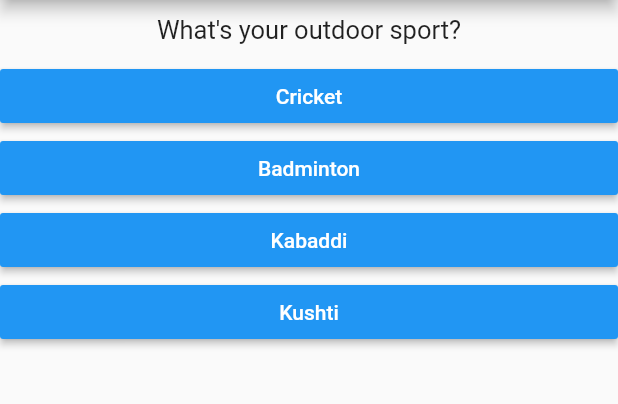
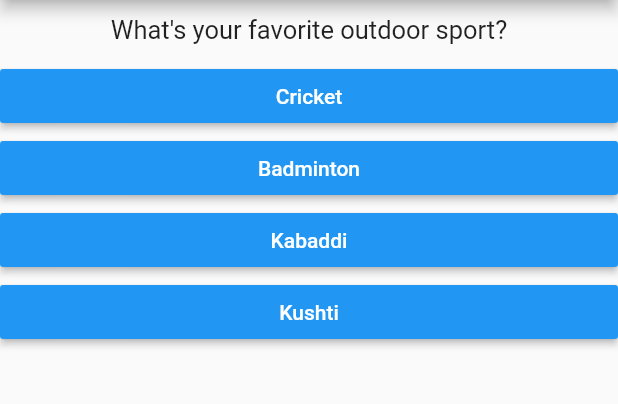
Before and after one commit to HemantSrivastava01/First-app, a Flutter app: the screen it shows after launch, after a tap on "Black", after a tap on "Cat", on a phone screen of 412 x 824 dp, the part 84-488 px from its top. Run offline on Flutter 3.47's test engine with Material 2 defaults, Android fonts, the phone set to English and light mode, and no system bars.

```diff
--- a/lib/main.dart
+++ b/lib/main.dart
@@ -15,17 +15,7 @@ class MyApp extends StatefulWidget {
 }
 
 class MyAppState extends State<MyApp> {
-  var questionIndex = 0;
-  void answerQuestion() {
-    setState(() {
-      questionIndex = questionIndex + 1;
-    });
-    print(questionIndex);
-  }
-
-  @override
-  Widget build(BuildContext context) {
-    var questions = [
+  final questions = const [
     {
       'questionText': 'What\'s your favorite color?',
       'answers': ['Black', 'Red', 'Green', 'Pink'],
@@ -35,23 +25,42 @@ class MyAppState extends State<MyApp> {
       'answers': ['Dog', 'Cat', 'Cow', 'Zebra'],
     },
     {
-        'questionText': 'What\'s your outdoor sport?',
+      'questionText': 'What\'s your favorite outdoor sport?',
       'answers': ['Cricket', 'Badminton', 'Kabaddi', 'Kushti'],
     },
   ];
+  var questionIndex = 0;
+  void answerQuestion() {
+    if (questionIndex < questions.length) {
+      print("we have more questions!");
+    } else {
+      print("No more questions!");
+    }
+    setState(() {
+      questionIndex = questionIndex + 1;
+    });
+    print(questionIndex);
+  }
+
+  @override
+  Widget build(BuildContext context) {
     return MaterialApp(
       home: Scaffold(
         appBar: AppBar(
           title: Text('My first App'),
         ),
-        body: Column(
-          children: <Widget>[
+        body: questionIndex < questions.length
+            ? Column(
+                children: [
                   Question(questions[questionIndex]['questionText']),
                   ...(questions[questionIndex]['answers'] as List<String>)
                       .map((answer) {
                     return Answer(answerQuestion, answer);
                   }).toList()
                 ],
+              )
+            : Center(
+                child: Text("You did it!"),
               ),
       ),
     );
```
Lines whose indentation alone changed are shown as unchanged.
